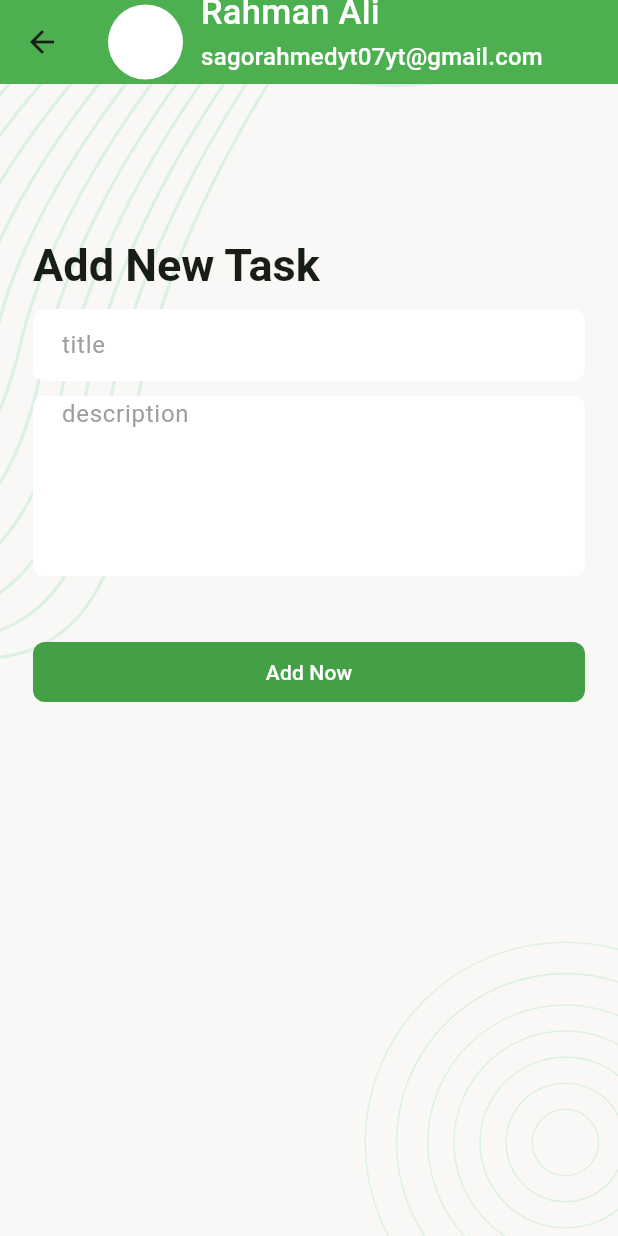
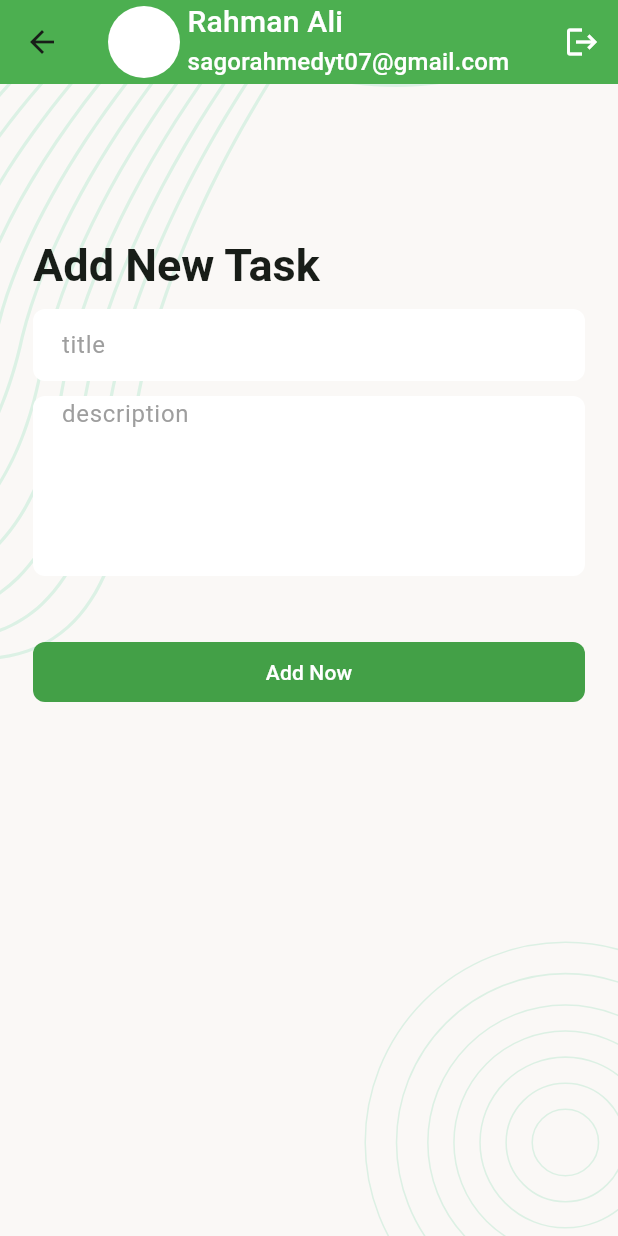
Before and after one commit to SagorAhmed-Coder/Task-manager-app, a Flutter app: the AddNewTaskScreen screen opened by its route, on a phone screen of 412 x 824 dp. Run offline on Flutter 3.47's test engine with Material 3 defaults, Android fonts, the phone set to English and light mode, and no system bars; our stand-ins replace email_validator, flutter_svg, pin_code_fields, shared_preferences; accounts and stored records are empty.

Commit message:
add sharepreference and save user data and logout function

```diff
--- /dev/null
+++ b/lib/data/model/user_model.dart
@@ -0,0 +1,39 @@
+import 'package:flutter/cupertino.dart';
+
+class UserModel {
+  final String id;
+  final String email;
+  final String firstName;
+  final String lastName;
+  final String mobile;
+
+  UserModel({
+    required this.id,
+    required this.email,
+    required this.firstName,
+    required this.lastName,
+    required this.mobile,
+  });
+
+
+  //json -- data class
+ factory UserModel.fromJson(Map<String,dynamic> jsonData){
+    return UserModel(
+        id: jsonData['_id'],
+        email: jsonData['email'],
+        firstName: jsonData['firstName'],
+        lastName:jsonData['lastName'],
+        mobile: jsonData['mobile'],
+    );}
+
+  //data class - json
+  Map<String,dynamic> toJson(){
+   return {
+     "_id":id,
+     "email":email,
+     "firstName":firstName,
+     "lastName":lastName,
+     "mobile":mobile,
+   };
+  }
+}
--- a/lib/data/utils/urls.dart
+++ b/lib/data/utils/urls.dart
@@ -1,4 +1,7 @@
+import 'package:flutter/cupertino.dart';
+
 class Urls {
   static const String _baseUrl = 'http://35.73.30.144:2005/api/v1';
   static const String registration = '$_baseUrl/Registration';
+  static const String signIn = '$_baseUrl/Login';
 }
--- a/lib/ui/utils/my_app_bar.dart
+++ b/lib/ui/utils/my_app_bar.dart
@@ -1,5 +1,7 @@
 import 'package:flutter/cupertino.dart';
 import 'package:flutter/material.dart';
+import 'package:task_manager/data/controller/auth_controller.dart';
+import 'package:task_manager/ui/screen/sign_in_screen.dart';
 import 'package:task_manager/ui/screen/update_profile_screen.dart';
 
 class MyAppBar extends StatelessWidget implements PreferredSizeWidget{
@@ -15,6 +17,14 @@ class MyAppBar extends StatelessWidget implements PreferredSizeWidget{
   Widget build(BuildContext context) {
     return AppBar(
       backgroundColor: Colors.green,
+      leading: null,
+     // automaticallyImplyLeading: false,
+      actions: [
+        IconButton(onPressed: () async {
+         await AuthController.clearUserData();
+         Navigator.pushNamedAndRemoveUntil(context, SignInScreen.name, (route) => true,);
+        }, icon: Icon(Icons.logout,color: Colors.white,)),
+      ],
       title: GestureDetector(
         onTap: () {
           if(fromUpdateProfile){
@@ -23,16 +33,16 @@ class MyAppBar extends StatelessWidget implements PreferredSizeWidget{
           Navigator.pushNamed(context, UpdateProfileScreen.name);
         },
         child: Row(
-          spacing: 12,
+          spacing: 5,
           children: [
-            CircleAvatar(backgroundColor: Colors.white,radius: 25,),
+            CircleAvatar(backgroundColor: Colors.white,radius: 24,),
             Padding(
-              padding: const EdgeInsets.only(bottom: 15),
+              padding: const EdgeInsets.only(bottom: 3),
               child: Column(
                 crossAxisAlignment: CrossAxisAlignment.start,
                 children: [
-                  Text('Rahman Ali',style: Theme.of(context).textTheme.titleMedium?.copyWith(color: Colors.white,fontSize: 23),),
-                  Text('sagorahmedyt07yt@gmail.com',style: Theme.of(context).textTheme.titleMedium?.copyWith(color: Colors.white),),
+                  Text('Rahman Ali',style: Theme.of(context).textTheme.titleMedium?.copyWith(color: Colors.white,fontSize: 20),),
+                  Text('sagorahmedyt07@gmail.com',style: Theme.of(context).textTheme.titleMedium?.copyWith(color: Colors.white),),
                 ],
               ),
             )
--- a/pubspec.yaml
+++ b/pubspec.yaml
@@ -38,6 +38,7 @@ dependencies:
   pin_code_fields: ^8.0.1
   http: ^1.6.0
   email_validator: ^3.0.0
+  shared_preferences: ^2.5.4
 
 dev_dependencies:
   flutter_test:
```
Also changed, not shown: lib/data/controller/auth_controller.dart (added, +43 -0 lines), lib/ui/screen/sign_in_screen.dart (+74 -4 lines), lib/ui/screen/splash_screen.dart (+10 -1 lines), pubspec.lock.
